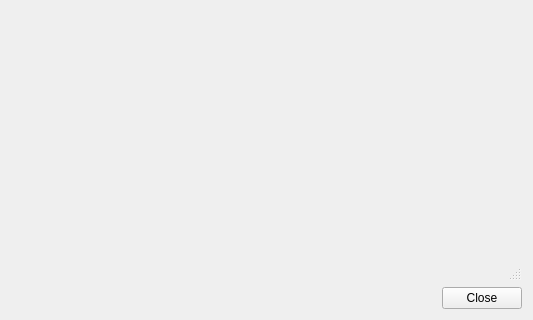
First picture: the form in ui/api_basic_info.ui, repository Giswater/giswater_qgis_plugin, before the edit; both pictures show x 0 to 533 and y 385 to 705 of the 533 by 705 pixel window.
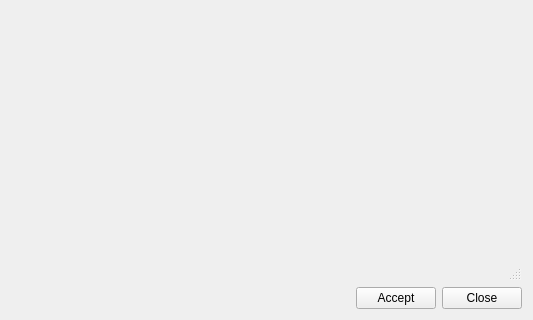
Second picture: the form after the edit.

Patch:
```diff
--- a/ui/api_basic_info.ui
+++ b/ui/api_basic_info.ui
@@ -59,6 +59,13 @@
        </property>
       </spacer>
      </item>
+     <item>
+      <widget class="QPushButton" name="btn_accept">
+       <property name="text">
+        <string>Accept</string>
+       </property>
+      </widget>
+     </item>
      <item>
       <widget class="QPushButton" name="btn_close">
        <property name="text">
```
